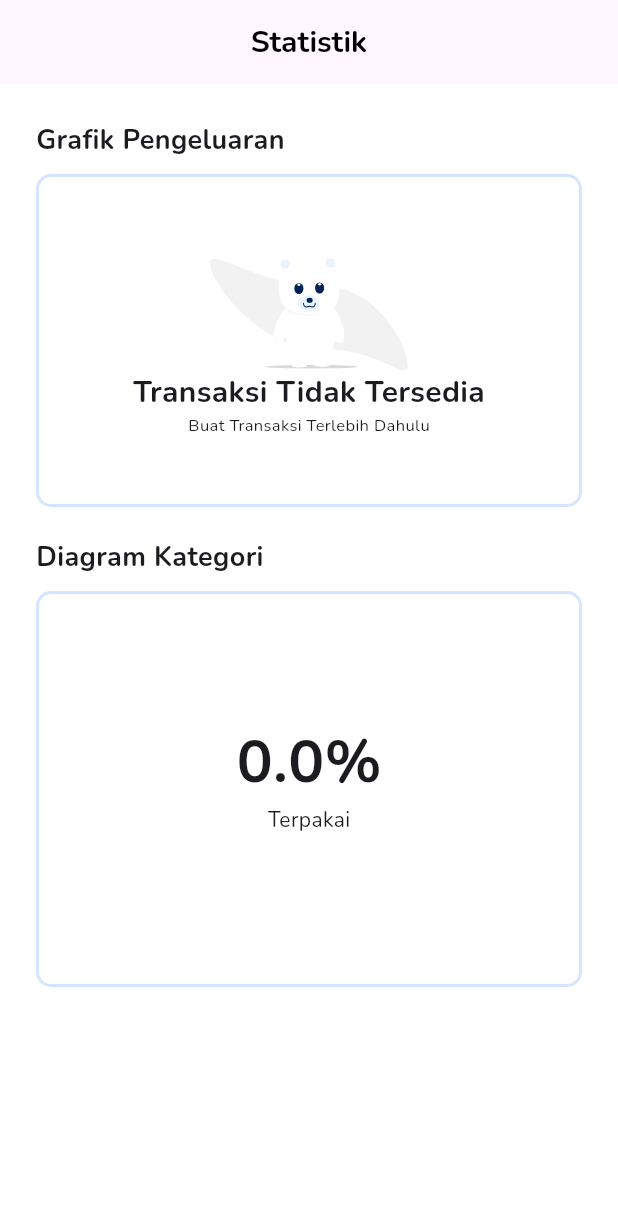
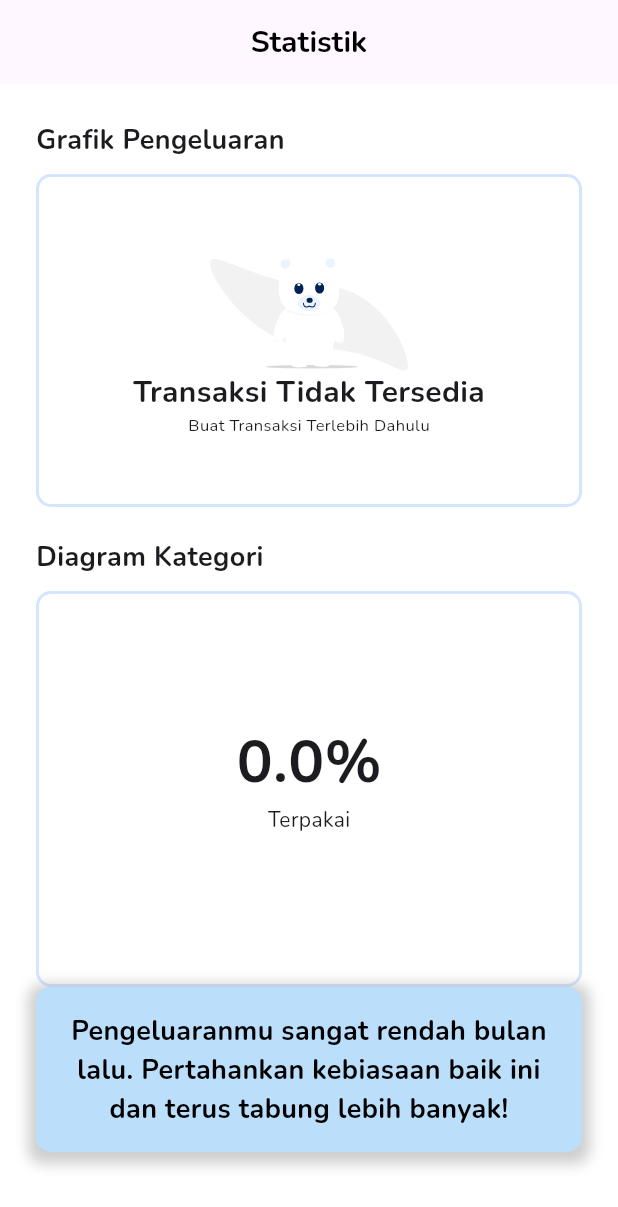
Before and after one commit to Reza1290/budgetin-app, a Flutter app: the StatisticPage screen opened directly, on a phone screen of 412 x 824 dp. Shown: the top 1207 px of the screen. Run offline on Flutter 3.47's test engine with Material 3 defaults, Android fonts, the phone set to English and light mode, and no system bars; our stand-ins replace calendar_date_picker2, device_info_plus, dio, drift, dropdown_button2, fl_chart and 9 more; missing offline and left inert: dart:ffi, syncfusion_flutter_xlsio; accounts and stored records are empty; generated files the repository leaves out were written again; network calls fail; project files that could hold a hidden picture were left out.

Commit message:
fix:conflict

```diff
--- a/lib/screens/statistic_page.dart
+++ b/lib/screens/statistic_page.dart
@@ -1,3 +1,4 @@
+import 'package:budgetin/main.dart';
 import 'package:budgetin/utilities/them.dart';
 import 'package:budgetin/widgets/statistic/statistic_bar.dart';
 import 'package:budgetin/widgets/statistic/statistic_circular.dart';
@@ -8,6 +9,28 @@ class StatisticPage extends StatefulWidget {
 
   @override
   State<StatisticPage> createState() => _StatisticPageState();
+}
+
+const List<String> financialAdvices = [
+  'Pengeluaranmu sangat rendah bulan lalu. Pertahankan kebiasaan baik ini dan terus tabung lebih banyak!',
+  'Pengeluaranmu cukup rendah. Bagus! Usahakan untuk menyimpan sebagian dari tabungan untuk investasi.',
+  'Pengeluaranmu sedang. Cobalah untuk mengidentifikasi area di mana kamu bisa mengurangi pengeluaran.',
+  'Pengeluaranmu agak tinggi bulan lalu. Pertimbangkan untuk mengurangi pengeluaran yang tidak perlu.',
+  'Pengeluaranmu sangat tinggi. Disarankan untuk membuat anggaran dan meninjau kembali pengeluaran rutin.',
+];
+
+String getAdvice(double persen) {
+  if (persen >= 90) {
+    return financialAdvices[4];
+  } else if (persen >= 80) {
+    return financialAdvices[3];
+  } else if (persen >= 70) {
+    return financialAdvices[2];
+  } else if (persen >= 60) {
+    return financialAdvices[1];
+  } else {
+    return financialAdvices[0];
+  }
 }
 
 class _StatisticPageState extends State<StatisticPage> {
@@ -59,7 +82,47 @@ class _StatisticPageState extends State<StatisticPage> {
                   child: StatisticCircular(
                     bulan: _selectedIndex,
                   ),
-                )
+                ),
+                FutureBuilder(
+                    future: db!.prsentaseExpense(),
+                    builder: (context, snapshot) {
+                      if (snapshot.connectionState == ConnectionState.waiting) {
+                        return CircularProgressIndicator();
+                      } else if (snapshot.hasData) {
+                        double persen = snapshot.data!;
+                        return Container(
+                          padding: EdgeInsets.all(16.0),
+                          decoration: BoxDecoration(
+                            color: Colors.blue[100], // Warna latar belakang
+                            borderRadius: BorderRadius.circular(
+                                10.0), // Bentuk rounded corners
+                            boxShadow: [
+                              BoxShadow(
+                                color: Colors.grey
+                                    .withOpacity(0.5), // Warna shadow
+                                spreadRadius: 5,
+                                blurRadius: 7,
+                                offset: Offset(0, 3), // Offset dari shadow
+                              ),
+                            ],
+                          ),
+                          child: Center(
+                            child: Text(
+                              getAdvice(persen),
+                              style: TextStyle(
+                                fontSize: 18.0, // Ukuran font
+                                fontWeight: FontWeight.bold, // Ketebalan font
+                                color: Colors.black, // Warna font
+                              ),
+                              textAlign:
+                                  TextAlign.center, // Posisi teks di tengah
+                            ),
+                          ),
+                        );
+                      } else {
+                        return Text('');
+                      }
+                    })
               ],
             ),
           ),
```
Also changed, not shown: lib/screens/statistic_screen.dart (deleted, +0 -139 lines).
